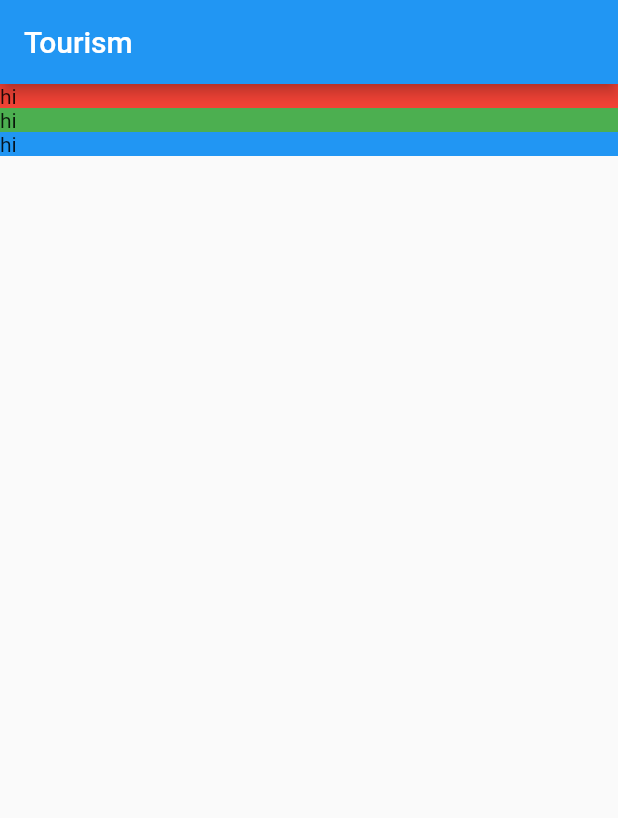
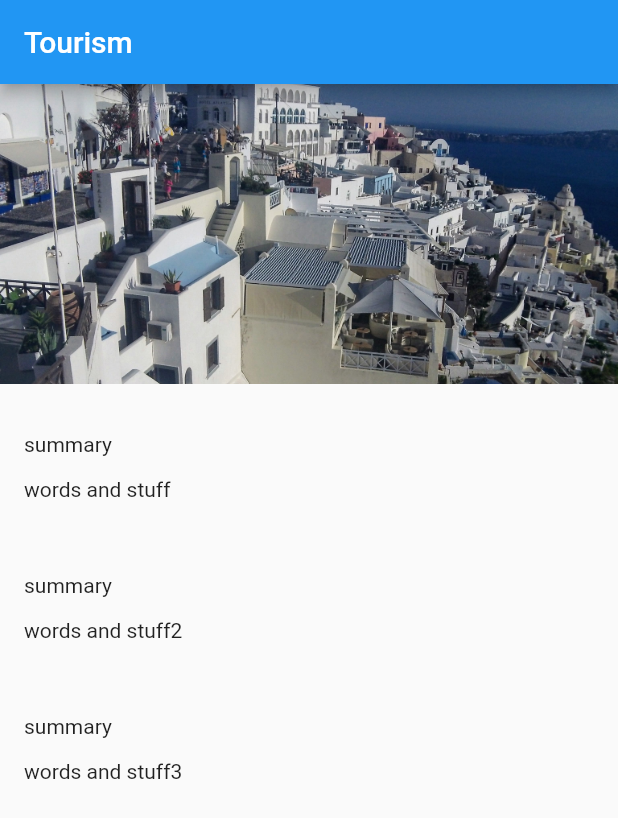
Before and after one commit to demkantor/flutter-tourism, a Flutter app: the screen it shows after launch, on a phone screen of 412 x 824 dp. Shown: the top 818 px of the screen. Run offline on Flutter 3.47's test engine with Material 2 defaults, Android fonts, the phone set to English and light mode, and no system bars.

Commit message:
brought in image widget and redefined text widget

```diff
--- /dev/null
+++ b/lib/screens/location_detail/image_banner.dart
@@ -0,0 +1,21 @@
+import 'package:flutter/material.dart';
+
+class ImageBanner extends StatelessWidget {
+  final String _assetPath;
+
+  ImageBanner(this._assetPath);
+
+  @override
+  Widget build(BuildContext context) {
+    return Container(
+      constraints: BoxConstraints.expand(
+        height: 200.0,
+      ),
+      decoration: BoxDecoration(color: Colors.grey),
+      child: Image.asset(
+        _assetPath,
+        fit: BoxFit.cover,
+      ),
+    );
+  }
+}
--- a/lib/screens/location_detail/location_detail.dart
+++ b/lib/screens/location_detail/location_detail.dart
@@ -1,6 +1,7 @@
 import 'package:flutter/material.dart';
 
 import './text_section.dart';
+import './image_banner.dart';
 
 class LocationDetail extends StatelessWidget {
   @override
@@ -13,9 +14,10 @@ class LocationDetail extends StatelessWidget {
         mainAxisAlignment: MainAxisAlignment.start,
         crossAxisAlignment: CrossAxisAlignment.stretch,
         children: [
-          TextSection(Colors.red),
-          TextSection(Colors.green),
-          TextSection(Colors.blue),
+          ImageBanner('assets/images/santorini.jpg'),
+          TextSection("summary", "words and stuff"),
+          TextSection("summary", "words and stuff2"),
+          TextSection("summary", "words and stuff3"),
         ],
       ),
     );
--- a/lib/screens/location_detail/text_section.dart
+++ b/lib/screens/location_detail/text_section.dart
@@ -1,15 +1,27 @@
 import 'package:flutter/material.dart';
 
 class TextSection extends StatelessWidget {
-  final Color _color;
+  final String _title;
+  final String _body;
+  static const double _hpad = 16.0;
 
-  TextSection(this._color);
+  TextSection(this._title, this._body);
 
   @override
   Widget build(BuildContext context) {
-    return Container(
-      decoration: BoxDecoration(color: _color),
-      child: Text('hi'),
+    return Column(
+      mainAxisAlignment: MainAxisAlignment.center,
+      crossAxisAlignment: CrossAxisAlignment.stretch,
+      children: [
+        Container(
+          padding: const EdgeInsets.fromLTRB(_hpad, 32.0, _hpad, 4.0),
+          child: Text(_title),
+        ),
+        Container(
+          padding: const EdgeInsets.fromLTRB(_hpad, 10.0, _hpad, _hpad),
+          child: Text(_body),
+        ),
+      ],
     );
   }
 }
--- a/pubspec.yaml
+++ b/pubspec.yaml
@@ -45,9 +45,8 @@ flutter:
   uses-material-design: true
 
   # To add assets to your application, add an assets section, like this:
-  # assets:
-  #   - images/a_dot_burr.jpeg
-  #   - images/a_dot_ham.jpeg
+  assets:
+    - assets/images/
 
   # An image asset can refer to one or more resolution-specific "variants", see
   # https://flutter.dev/assets-and-images/#resolution-aware.
```
Also changed, not shown: assets/fonts/Montserrat-Bold.ttf (added), assets/fonts/Montserrat-Regular.ttf (added), assets/images/santorini.jpg (added).
